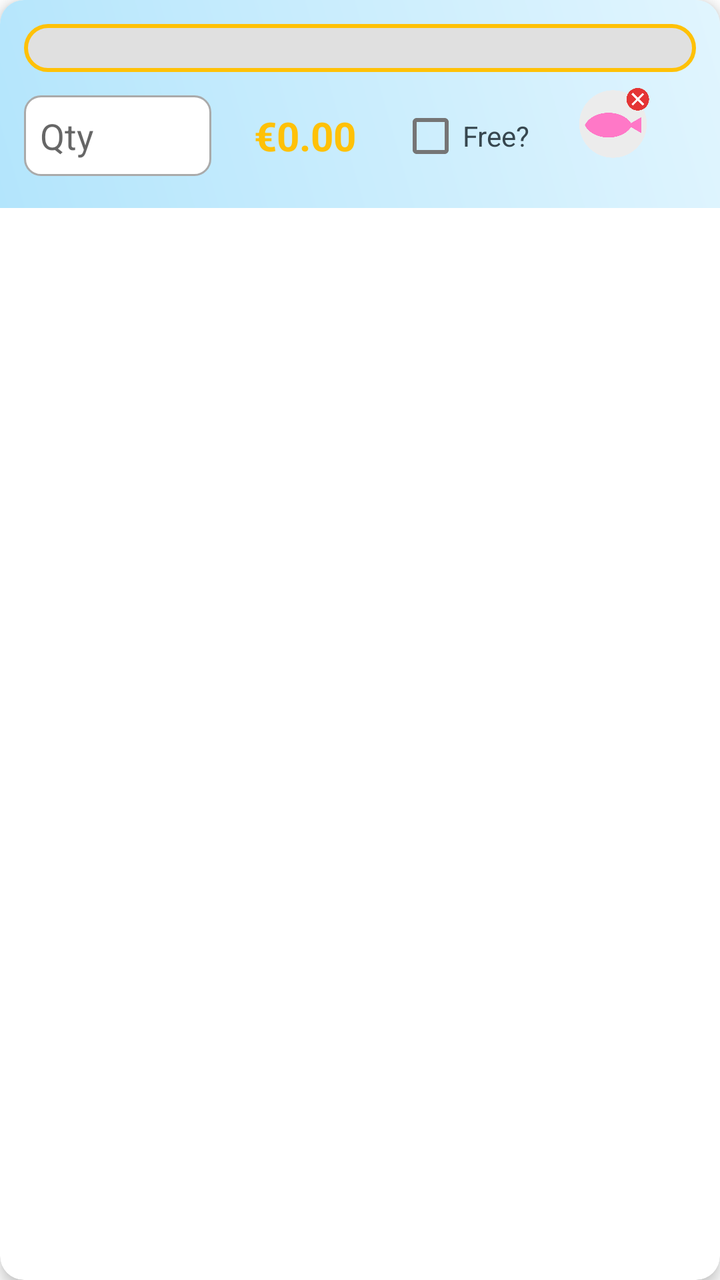
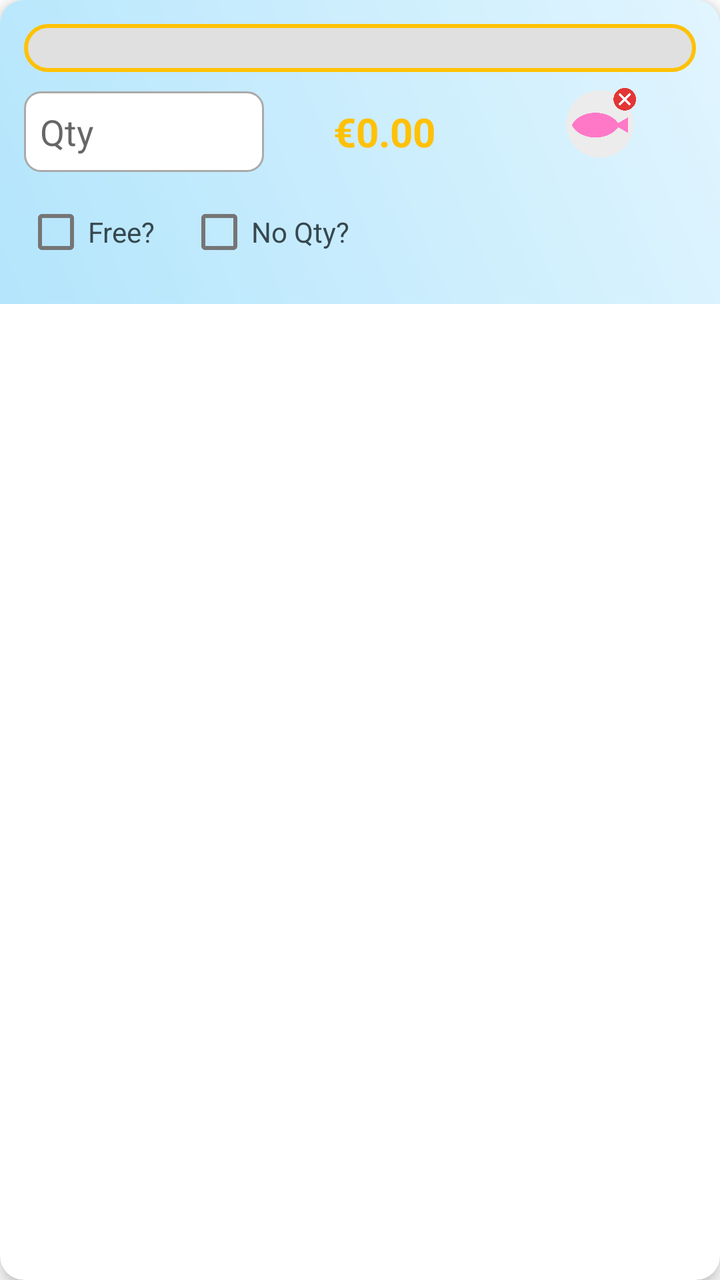

Screens rendered from an Android XML layout before and after an edit, with the pre-edit source and the edit as a unified diff.
<!-- AndroidManifest.xml: application theme Theme.AlenFishEmpire -->
<!-- res/layout/row_fish_order.xml -->
<?xml version="1.0" encoding="utf-8"?>
<androidx.cardview.widget.CardView xmlns:android="http://schemas.android.com/apk/res/android"
    xmlns:app="http://schemas.android.com/apk/res-auto"
    android:layout_width="match_parent"
    android:layout_height="wrap_content"
    app:cardCornerRadius="12dp"
    app:cardElevation="4dp"
    android:layout_margin="8dp">

    <LinearLayout
        android:layout_width="match_parent"
        android:layout_height="wrap_content"
        android:background="@drawable/gradient_card_blue_background"
        android:orientation="vertical"
        android:padding="12dp">

        
        <Spinner
            android:id="@+id/spinnerFishType"
            android:layout_width="match_parent"
            android:layout_height="wrap_content"
            android:padding="12dp"
            android:background="@drawable/spinner_background"
            android:popupBackground="@drawable/spinner_background"
            android:textAlignment="center"/>


        
        <LinearLayout
            android:layout_width="match_parent"
            android:layout_height="wrap_content"
            android:orientation="horizontal"
            android:gravity="center_vertical"
            android:layout_marginTop="8dp">

            <EditText
                android:id="@+id/etQuantity"
                android:layout_width="0dp"
                android:layout_height="wrap_content"
                android:layout_weight="2"
                android:background="@drawable/edit_text_background"
                android:textSize="18sp"
                android:hint="Qty"
                android:inputType="number"
                android:padding="8dp"
                android:textColor="@color/dark_gray" />

            <TextView
                android:id="@+id/tvPrice"
                android:layout_width="0dp"
                android:layout_weight="2"
                android:layout_height="wrap_content"
                android:text="€0.00"
                android:textColor="@color/golden_titles"
                android:textSize="20sp"
                android:textStyle="bold"
                android:gravity="center"/>

            <CheckBox
                android:id="@+id/cbFree"
                android:layout_width="wrap_content"
                android:layout_height="wrap_content"
                android:text="Free?"
                android:textColor="@color/dark_gray"
                android:gravity="center"/>

            <ImageView
                android:id="@+id/btnDeleteRow"
                android:layout_width="36dp"
                android:layout_height="36dp"
                android:layout_weight="1"
                android:src="@drawable/ic_remove_fish"
                android:layout_marginTop="8dp"
                android:layout_gravity="end"/>
        </LinearLayout>

        

    </LinearLayout>

</androidx.cardview.widget.CardView>
<!-- resources referenced by this layout -->
<resources>
  <color name="dark_gray">#37474F</color>
  <color name="golden_titles">#FFC107</color>
  <!-- drawable edit_text_background (drawable) -->
  <shape xmlns:android="http://schemas.android.com/apk/res/android" android:shape="rectangle">
      <solid android:color="@android:color/white" />
      <corners android:radius="8dp" />
      <stroke android:width="1dp" android:color="@android:color/darker_gray" />
  </shape>
  <!-- drawable gradient_card_blue_background (drawable) -->
  <?xml version="1.0" encoding="utf-8"?>
  <shape xmlns:android="http://schemas.android.com/apk/res/android"
      android:shape="rectangle">
      <gradient
          android:angle="45"
          android:startColor="#B3E5FC"
          android:endColor="#E1F5FE"/>
  </shape>
  <!-- drawable ic_remove_fish: png bitmap (drawable, 34117 bytes) -->
  <!-- drawable spinner_background (drawable) -->
  <?xml version="1.0" encoding="utf-8"?>
  <shape xmlns:android="http://schemas.android.com/apk/res/android"
      android:shape="rectangle">
  
      <solid android:color="@color/light_gray" />
      <corners android:radius="12dp"/>
      <stroke android:width="2dp" android:color="@color/golden_titles"/>
      <padding android:left="12dp" android:right="12dp" android:top="8dp" android:bottom="8dp"/>
  </shape>
  <style name="Theme.AlenFishEmpire" parent="Theme.MaterialComponents.Light.NoActionBar">
              <item name="colorOnPrimary">@android:color/white</item>
          </style>
  <color name="light_gray">#E0E0E0</color>
</resources>

<!-- the commit's change to res/layout/row_fish_order.xml (unified diff, before → after) -->
@@ -56,14 +56,6 @@
                 android:textStyle="bold"
                 android:gravity="center"/>
 
-            <CheckBox
-                android:id="@+id/cbFree"
-                android:layout_width="wrap_content"
-                android:layout_height="wrap_content"
-                android:text="Free?"
-                android:textColor="@color/dark_gray"
-                android:gravity="center"/>
-
             <ImageView
                 android:id="@+id/btnDeleteRow"
                 android:layout_width="36dp"
@@ -75,6 +67,31 @@
         </LinearLayout>
 
         
+        <LinearLayout
+            android:layout_width="match_parent"
+            android:layout_height="wrap_content"
+            android:orientation="horizontal"
+            android:gravity="center_vertical"
+            android:layout_marginTop="4dp">
+
+            <CheckBox
+                android:id="@+id/cbFree"
+                android:layout_width="wrap_content"
+                android:layout_height="wrap_content"
+                android:text="Free?"
+                android:textColor="@color/dark_gray" />
+
+            <CheckBox
+                android:id="@+id/cbExcludeFromQuantity"
+                android:layout_width="wrap_content"
+                android:layout_height="wrap_content"
+                android:text="No Qty?"
+                android:textColor="@color/dark_gray"
+                android:layout_marginStart="16dp" />
+
+        </LinearLayout>
+
+        
 
     </LinearLayout>
 
